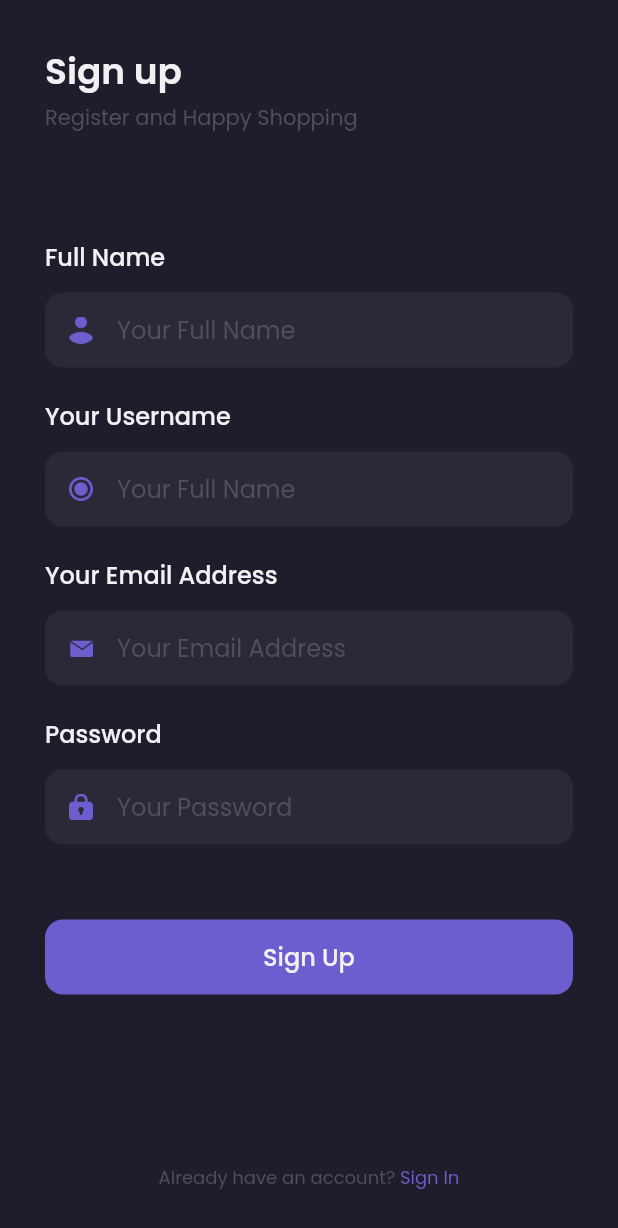
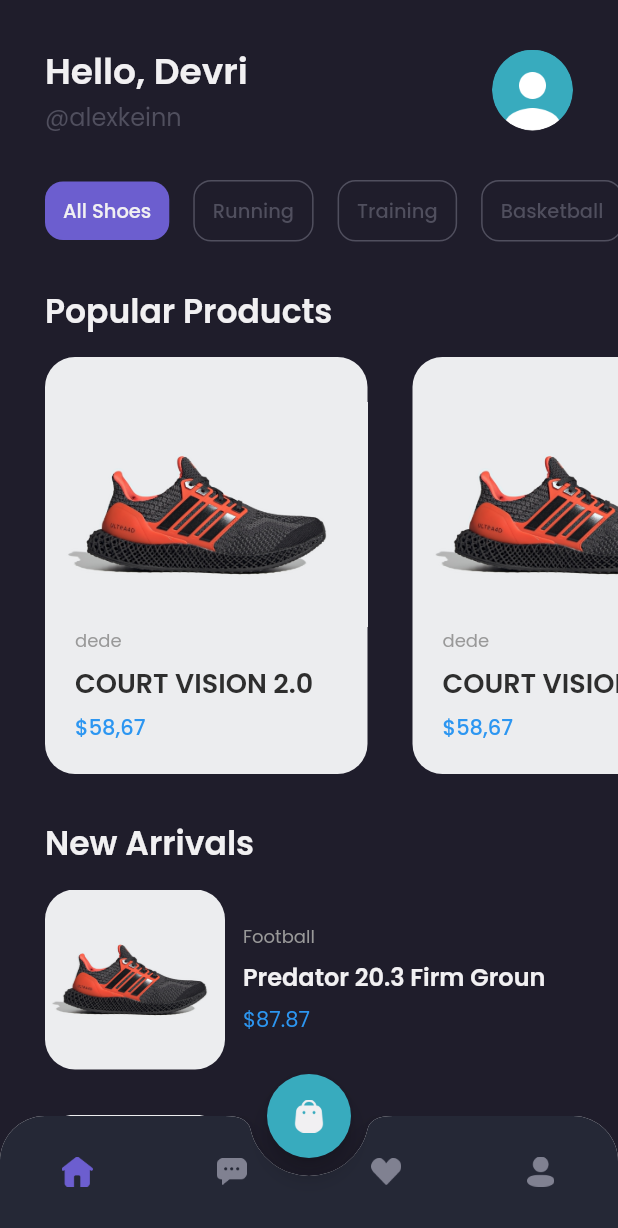
Before and after one commit to depri11/flutter_shamo, a Flutter app: the SignUpPage screen opened by its route, after a tap on "Sign Up", on a phone screen of 412 x 824 dp. Shown: the top 1228 px of the screen. Run offline on Flutter 3.47's test engine with Material 2 defaults, Android fonts, the phone set to English and light mode, and no system bars; our stand-ins replace google_fonts.

Commit message:
home page

```diff
--- a/lib/main.dart
+++ b/lib/main.dart
@@ -1,4 +1,5 @@
 import 'package:flutter/material.dart';
+import 'package:shamo/pages/home/main_page.dart';
 import 'package:shamo/pages/sign_in_page.dart';
 import 'package:shamo/pages/sign_up_page.dart';
 import 'package:shamo/pages/splash_page.dart';
@@ -15,6 +16,7 @@ class MyApp extends StatelessWidget {
         '/': (context) => SplashPage(),
         '/sign-in': (context) => SignInPage(),
         '/sign-up': (context) => SignUpPage(),
+        '/home': (context) => MainPage(),
       },
     );
   }
--- /dev/null
+++ b/lib/pages/home/chat_page.dart
@@ -0,0 +1,16 @@
+import 'package:flutter/material.dart';
+import 'package:shamo/theme.dart';
+
+class ChatPage extends StatelessWidget {
+  @override
+  Widget build(BuildContext context) {
+    return Container(
+        child: Center(
+      child: Text(
+        'Chat Page!!',
+        style: primaryTextStyle
+
+      ),
+    ));
+  }
+}
--- /dev/null
+++ b/lib/pages/home/home_page.dart
@@ -0,0 +1,261 @@
+import 'package:flutter/material.dart';
+import 'package:shamo/theme.dart';
+import 'package:shamo/widgets/product_card.dart';
+import 'package:shamo/widgets/product_tile.dart';
+
+class HomePage extends StatelessWidget {
+  @override
+  Widget build(BuildContext context) {
+    Widget header() {
+      return Container(
+        margin: EdgeInsets.only(
+          top: defaultMargin,
+          left: defaultMargin,
+          right: defaultMargin,
+        ),
+        child: Row(
+          children: [
+            Expanded(
+              child: Column(
+                crossAxisAlignment: CrossAxisAlignment.start,
+                children: [
+                  Text(
+                    "Hello, Devri",
+                    style: primaryTextStyle.copyWith(
+                      fontSize: 24,
+                      fontWeight: semiBold,
+                    ),
+                  ),
+                  Text(
+                    '@alexkeinn',
+                    style: subtitleTextStyle.copyWith(
+                      fontSize: 16,
+                    ),
+                  ),
+                ],
+              ),
+            ),
+            Container(
+              width: 54,
+              height: 54,
+              decoration: BoxDecoration(
+                shape: BoxShape.circle,
+                image: DecorationImage(
+                    image: AssetImage(
+                  'assets/images_profile.png',
+                )),
+              ),
+            ),
+          ],
+        ),
+      );
+    }
+
+    Widget categories() {
+      return Container(
+        margin: EdgeInsets.only(
+          top: defaultMargin,
+        ),
+        child: SingleChildScrollView(
+          scrollDirection: Axis.horizontal,
+          child: Row(
+            children: [
+              SizedBox(
+                width: defaultMargin,
+              ),
+              Container(
+                margin: EdgeInsets.only(right: 16),
+                padding: EdgeInsets.symmetric(
+                  horizontal: 12,
+                  vertical: 10,
+                ),
+                decoration: BoxDecoration(
+                  borderRadius: BorderRadius.circular(12),
+                  color: primaryColor,
+                ),
+                child: Text(
+                  'All Shoes',
+                  style: primaryTextStyle.copyWith(
+                    fontSize: 13,
+                    fontWeight: medium,
+                  ),
+                ),
+              ),
+              Container(
+                margin: EdgeInsets.only(right: 16),
+                padding: EdgeInsets.symmetric(
+                  horizontal: 12,
+                  vertical: 10,
+                ),
+                decoration: BoxDecoration(
+                  borderRadius: BorderRadius.circular(12),
+                  border: Border.all(
+                    color: subtitleColor,
+                  ),
+                  color: transparant,
+                ),
+                child: Text(
+                  'Running',
+                  style: subtitleTextStyle.copyWith(
+                    fontSize: 13,
+                    fontWeight: medium,
+                  ),
+                ),
+              ),
+              Container(
+                margin: EdgeInsets.only(right: 16),
+                padding: EdgeInsets.symmetric(
+                  horizontal: 12,
+                  vertical: 10,
+                ),
+                decoration: BoxDecoration(
+                  borderRadius: BorderRadius.circular(12),
+                  border: Border.all(
+                    color: subtitleColor,
+                  ),
+                  color: transparant,
+                ),
+                child: Text(
+                  'Training',
+                  style: subtitleTextStyle.copyWith(
+                    fontSize: 13,
+                    fontWeight: medium,
+                  ),
+                ),
+              ),
+              Container(
+                margin: EdgeInsets.only(right: 16),
+                padding: EdgeInsets.symmetric(
+                  horizontal: 12,
+                  vertical: 10,
+                ),
+                decoration: BoxDecoration(
+                  borderRadius: BorderRadius.circular(12),
+                  border: Border.all(
+                    color: subtitleColor,
+                  ),
+                  color: transparant,
+                ),
+                child: Text(
+                  'Basketball',
+                  style: subtitleTextStyle.copyWith(
+                    fontSize: 13,
+                    fontWeight: medium,
+                  ),
+                ),
+              ),
+              Container(
+                margin: EdgeInsets.only(right: 16),
+                padding: EdgeInsets.symmetric(
+                  horizontal: 12,
+                  vertical: 10,
+                ),
+                decoration: BoxDecoration(
+                  borderRadius: BorderRadius.circular(12),
+                  border: Border.all(
+                    color: subtitleColor,
+                  ),
+                  color: transparant,
+                ),
+                child: Text(
+                  'Hiking',
+                  style: subtitleTextStyle.copyWith(
+                    fontSize: 13,
+                    fontWeight: medium,
+                  ),
+                ),
+              ),
+            ],
+          ),
+        ),
+      );
+    }
+
+    Widget popularProductsTitle() {
+      return Container(
+        margin: EdgeInsets.only(
+          top: defaultMargin,
+          left: defaultMargin,
+          right: defaultMargin,
+        ),
+        child: Text(
+          'Popular Products',
+          style: primaryTextStyle.copyWith(
+            fontSize: 22,
+            fontWeight: semiBold,
+          ),
+        ),
+      );
+    }
+
+    Widget popularProducts() {
+      return Container(
+        margin: const EdgeInsets.only(top: 14),
+        child: SingleChildScrollView(
+          scrollDirection: Axis.horizontal,
+          child: Row(
+            children: [
+              SizedBox(
+                width: defaultMargin,
+              ),
+              Row(
+                children: [
+                  ProductCard(),
+                  ProductCard(),
+                  ProductCard(),
+                ],
+              )
+            ],
+          ),
+        ),
+      );
+    }
+
+    Widget arrivalsTitle() {
+      return Container(
+        margin: EdgeInsets.only(
+          left: defaultMargin,
+          top: defaultMargin,
+          right: defaultMargin,
+        ),
+        child: Text(
+          'New Arrivals',
+          style: primaryTextStyle.copyWith(
+            fontSize: 22,
+            fontWeight: semiBold,
+          ),
+        ),
+      );
+    }
+
+    Widget arrivalsCard() {
+      return Container(
+        margin: EdgeInsets.only(
+          top: 14,
+          left: defaultMargin,
+        ),
+        child: Column(
+          crossAxisAlignment: CrossAxisAlignment.start,
+          children: [
+            ProductTile(),
+            ProductTile(),
+            ProductTile(),
+            ProductTile(),
+            ProductTile(),
+          ],
+        ),
+      );
+    }
+
+    return ListView(
+      children: [
+        header(),
+        categories(),
+        popularProductsTitle(),
+        popularProducts(),
+        arrivalsTitle(),
+        arrivalsCard(),
+      ],
+    );
+  }
+}
--- /dev/null
+++ b/lib/pages/home/main_page.dart
@@ -0,0 +1,129 @@
+import 'package:flutter/material.dart';
+import 'package:shamo/pages/home/chat_page.dart';
+import 'package:shamo/pages/home/home_page.dart';
+import 'package:shamo/pages/home/profile_page.dart';
+import 'package:shamo/pages/home/wishlist_page.dart';
+import 'package:shamo/theme.dart';
+
+class MainPage extends StatefulWidget {
+  @override
+  State<MainPage> createState() => _MainPageState();
+}
+
+class _MainPageState extends State<MainPage> {
+  int currentIndex = 0;
+
+  @override
+  Widget build(BuildContext context) {
+    Widget cartButton() {
+      return FloatingActionButton(
+        onPressed: () {},
+        backgroundColor: secondaryColor,
+        child: Image.asset(
+          'assets/icon_cart.png',
+          width: 20,
+        ),
+      );
+    }
+
+    Widget customButtomNav() {
+      return ClipRRect(
+        borderRadius: const BorderRadius.vertical(
+          top: Radius.circular(30),
+        ),
+        child: BottomAppBar(
+          shape: const CircularNotchedRectangle(),
+          notchMargin: 12,
+          clipBehavior: Clip.antiAlias,
+          child: BottomNavigationBar(
+            backgroundColor: backgroundColor4,
+            currentIndex: currentIndex,
+            onTap: (value) {
+              setState(() {
+                currentIndex = value;
+              });
+            },
+            type: BottomNavigationBarType.fixed,
+            items: [
+              BottomNavigationBarItem(
+                  icon: Container(
+                    margin: EdgeInsets.only(top: 20, bottom: 10),
+                    child: Image.asset(
+                      'assets/icon_home.png',
+                      width: 21,
+                      color: currentIndex == 0
+                          ? primaryColor
+                          : const Color(0xff808191),
+                    ),
+                  ),
+                  label: ''),
+              BottomNavigationBarItem(
+                icon: Container(
+                  margin: EdgeInsets.only(top: 20, bottom: 10),
+                  child: Image.asset(
+                    'assets/icon_chat.png',
+                    width: 20,
+                    color: currentIndex == 1
+                        ? primaryColor
+                        : const Color(0xff808191),
+                  ),
+                ),
+                label: '',
+              ),
+              BottomNavigationBarItem(
+                icon: Container(
+                  margin: EdgeInsets.only(top: 20, bottom: 10),
+                  child: Image.asset(
+                    'assets/icon_wishlist.png',
+                    width: 20,
+                    color: currentIndex == 2
+                        ? primaryColor
+                        : const Color(0xff808191),
+                  ),
+                ),
+                label: '',
+              ),
+              BottomNavigationBarItem(
+                icon: Container(
+                  margin: EdgeInsets.only(top: 20, bottom: 10),
+                  child: Image.asset(
+                    'assets/icon_profile.png',
+                    width: 18,
+                    color: currentIndex == 3
+                        ? primaryColor
+                        : const Color(0xff808191),
+                  ),
+                ),
+                label: '',
+              ),
+            ],
+          ),
+        ),
+      );
+    }
+
+    Widget? body() {
+      switch (currentIndex) {
+        case 0:
+          return HomePage();
+        case 1:
+          return ChatPage();
+        case 2:
+          return WishlistPage();
+        case 3:
+          return ProfilePage();
+
+        default:
+          return HomePage();
+      }
+    }
+
+    return Scaffold(
+      backgroundColor: backgroundColor1,
+      floatingActionButton: cartButton(),
+      floatingActionButtonLocation: FloatingActionButtonLocation.centerDocked,
+      bottomNavigationBar: customButtomNav(),
+      body: body(),
+    );
+  }
+}
--- /dev/null
+++ b/lib/pages/home/profile_page.dart
@@ -0,0 +1,15 @@
+import 'package:flutter/material.dart';
+import 'package:shamo/theme.dart';
+
+class ProfilePage extends StatelessWidget {
+  @override
+  Widget build(BuildContext context) {
+    return Container(
+        child: Center(
+      child: Text(
+        'Profile Page!!',
+        style: primaryTextStyle,
+      ),
+    ));
+  }
+}
--- /dev/null
+++ b/lib/pages/home/wishlist_page.dart
@@ -0,0 +1,15 @@
+import 'package:flutter/material.dart';
+import 'package:shamo/theme.dart';
+
+class WishlistPage extends StatelessWidget {
+  @override
+  Widget build(BuildContext context) {
+    return Container(
+        child: Center(
+      child: Text(
+        'Wishlist Page!!',
+        style: primaryTextStyle,
+      ),
+    ));
+  }
+}
--- a/lib/pages/sign_in_page.dart
+++ b/lib/pages/sign_in_page.dart
@@ -146,7 +146,9 @@ class SignInPage extends StatelessWidget {
         width: double.infinity,
         margin: EdgeInsets.only(top: 30),
         child: TextButton(
-          onPressed: () {},
+          onPressed: () {
+            Navigator.pushNamed(context, '/home');
+          },
           style: TextButton.styleFrom(
               backgroundColor: primaryColor,
               shape: RoundedRectangleBorder(
--- a/lib/pages/sign_up_page.dart
+++ b/lib/pages/sign_up_page.dart
@@ -226,13 +226,15 @@ class SignUpPage extends StatelessWidget {
     ));
   }
 
-  Widget _btnSignUp() {
+  Widget _btnSignUp(BuildContext context) {
     return Container(
       margin: EdgeInsets.only(top: defaultMargin),
       width: double.infinity,
       height: 50,
       child: TextButton(
-        onPressed: () => {},
+        onPressed: () => {
+          Navigator.pushNamed(context, '/home'),
+        },
         style: TextButton.styleFrom(
             backgroundColor: primaryColor,
             shape: RoundedRectangleBorder(
@@ -262,7 +264,7 @@ class SignUpPage extends StatelessWidget {
             ),
           ),
           GestureDetector(
-            onTap: () => Navigator.pushNamed(context, '/sign-in'),
+            onTap: () => Navigator.pop(context),
             child: Text(
               'Sign In',
               style: purpleTextStyle.copyWith(
@@ -291,7 +293,7 @@ class SignUpPage extends StatelessWidget {
               _userName(),
               _emailAddress(),
               _password(),
-              _btnSignUp(),
+              _btnSignUp(context),
               Spacer(),
               _footer(context),
             ],
--- a/lib/theme.dart
+++ b/lib/theme.dart
@@ -10,9 +10,12 @@ Color priceColor = Color(0xff2C96F1);
 Color backgroundColor1 = Color(0xff1F1D2B);
 Color backgroundColor2 = Color(0xff2B2937);
 Color backgroundColor3 = Color(0xff242231);
+Color backgroundColor4 = Color(0xff252836);
 Color primaryTextColor = Color(0xffF1F0F2);
 Color secondaryTextColor = Color(0xff999999);
 Color subtitleColor = Color(0xff504F5E);
+Color transparant = Colors.transparent;
+Color blackColor = Color(0xff2E2E2E);
 
 TextStyle primaryTextStyle = GoogleFonts.poppins(
   color: primaryTextColor,
@@ -34,6 +37,10 @@ TextStyle purpleTextStyle = GoogleFonts.poppins(
   color: primaryColor,
 );
 
+TextStyle blackTextStyle = GoogleFonts.poppins(
+  color: blackColor,
+);
+
 FontWeight light = FontWeight.w300;
 FontWeight regular = FontWeight.w400;
 FontWeight medium = FontWeight.w500;
--- /dev/null
+++ b/lib/widgets/product_card.dart
@@ -0,0 +1,68 @@
+import 'package:flutter/material.dart';
+import 'package:shamo/theme.dart';
+
+class ProductCard extends StatelessWidget {
+  @override
+  Widget build(BuildContext context) {
+    return Container(
+      width: 215,
+      height: 278,
+      margin: EdgeInsets.only(
+        right: defaultMargin,
+      ),
+      decoration: BoxDecoration(
+        borderRadius: BorderRadius.circular(20),
+        color: const Color(0xffECEDEF),
+      ),
+      child: Column(
+        crossAxisAlignment: CrossAxisAlignment.start,
+        children: [
+          const SizedBox(
+            height: 30,
+          ),
+          Image.asset(
+            'assets/images_shoes.png',
+            width: 215,
+            height: 150,
+            fit: BoxFit.cover,
+          ),
+          Container(
+            margin: const EdgeInsets.symmetric(horizontal: 20),
+            child: Column(
+              crossAxisAlignment: CrossAxisAlignment.start,
+              children: [
+                Text(
+                  'dede',
+                  style: secondaryTextStyle.copyWith(
+                    fontSize: 12,
+                  ),
+                ),
+                const SizedBox(
+                  height: 6,
+                ),
+                Text(
+                  'COURT VISION 2.0',
+                  style: blackTextStyle.copyWith(
+                    fontWeight: semiBold,
+                    fontSize: 18,
+                  ),
+                  overflow: TextOverflow.ellipsis,
+                ),
+                const SizedBox(
+                  height: 6,
+                ),
+                Text(
+                  '\$58,67',
+                  style: priceTextStyle.copyWith(
+                    fontSize: 14,
+                    fontWeight: medium,
+                  ),
+                ),
+              ],
+            ),
+          )
+        ],
+      ),
+    );
+  }
+}
--- /dev/null
+++ b/lib/widgets/product_tile.dart
@@ -0,0 +1,61 @@
+import 'package:flutter/material.dart';
+import 'package:shamo/theme.dart';
+
+class ProductTile extends StatelessWidget {
+  @override
+  Widget build(BuildContext context) {
+    return Container(
+      margin: EdgeInsets.only(
+        // left: defaultMargin,
+        right: defaultMargin,
+        bottom: defaultMargin,
+      ),
+      child: Row(
+        children: [
+          ClipRRect(
+            borderRadius: BorderRadius.circular(20),
+            child: Image.asset(
+              'assets/images_shoes.png',
+              width: 120,
+              height: 120,
+              fit: BoxFit.cover,
+            ),
+          ),
+          const SizedBox(
+            width: 12,
+          ),
+          Expanded(
+            child: Column(
+              crossAxisAlignment: CrossAxisAlignment.start,
+              children: [
+                Text(
+                  'Football',
+                  style: secondaryTextStyle.copyWith(
+                    fontSize: 12,
+                  ),
+                ),
+                SizedBox(
+                  height: 6,
+                ),
+                Text(
+                  'Predator 20.3 Firm Groun',
+                  style: primaryTextStyle.copyWith(
+                    fontSize: 16,
+                    fontWeight: semiBold,
+                  ),
+                ),
+                SizedBox(
+                  height: 6,
+                ),
+                Text(
+                  '\$87.87',
+                  style: priceTextStyle,
+                ),
+              ],
+            ),
+          ),
+        ],
+      ),
+    );
+  }
+}
```
Also changed, not shown: assets/icon_wishlist.png (renamed from assets/icon_wishelist.png).
